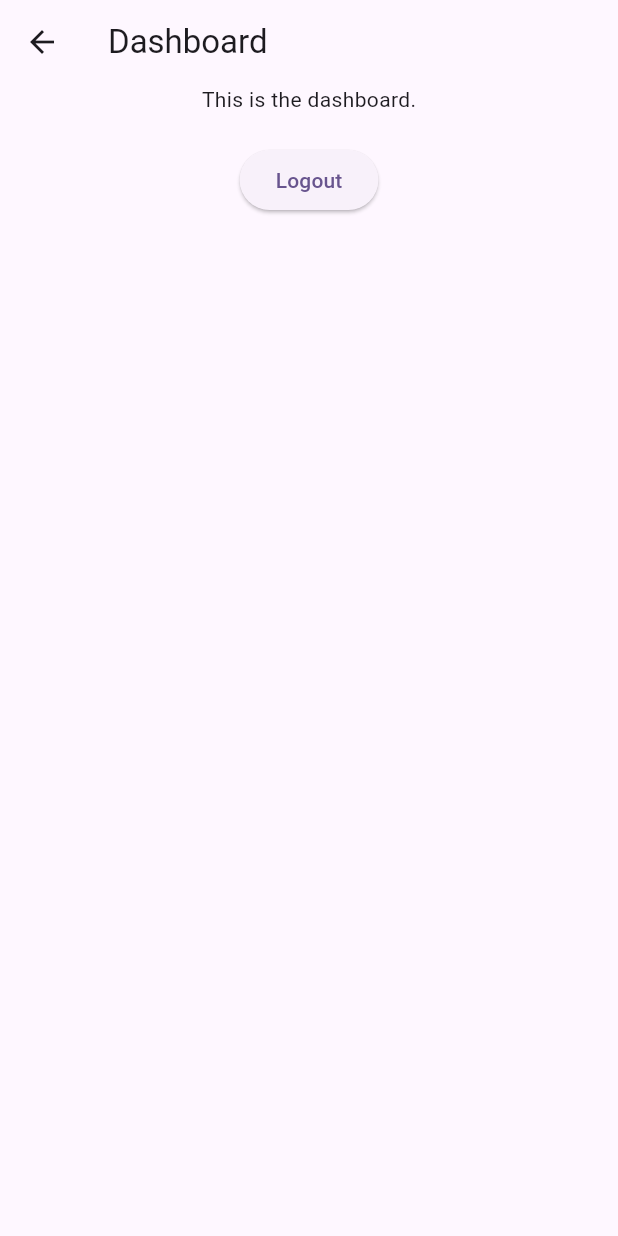
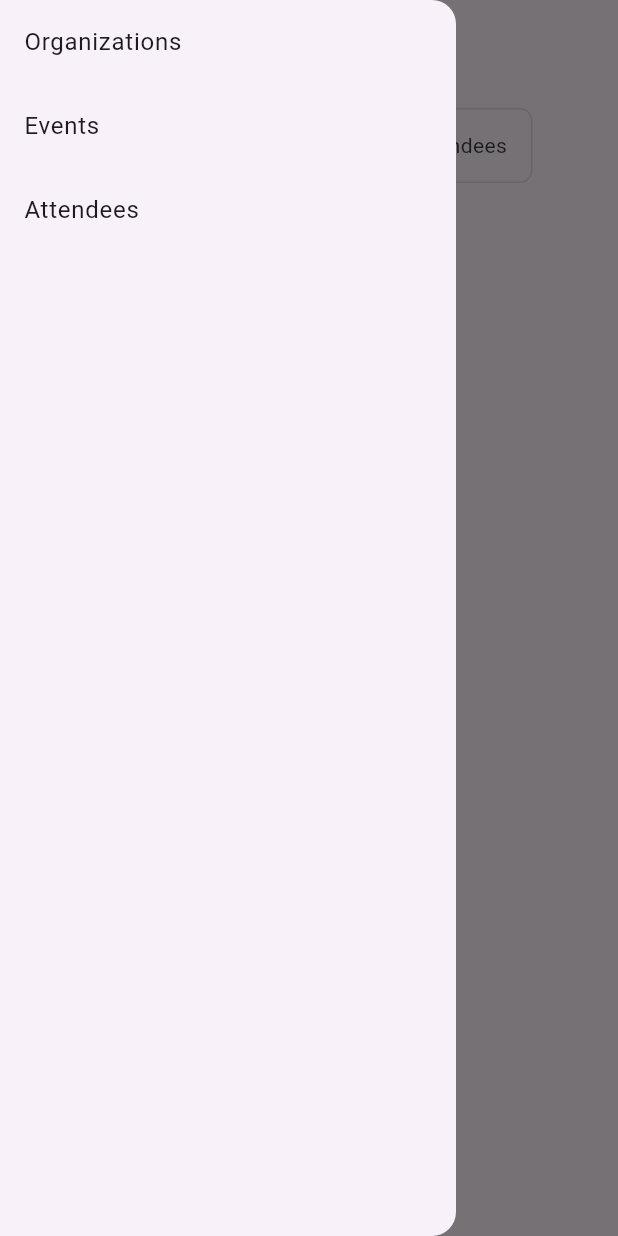
Before and after one commit to roalburo/cse1_univents, a Flutter app: the DashboardScreen screen opened by its route, with the side drawer open (before the commit the screen has no drawer), on a phone screen of 412 x 824 dp. Run offline on Flutter 3.47's test engine with Material 3 defaults, Android fonts, the phone set to English and light mode, and no system bars; our stand-ins replace supabase_flutter; accounts and stored records are empty.

Commit message:
Dashboard db retrieval success

```diff
--- a/lib/src/views/dashboard.dart
+++ b/lib/src/views/dashboard.dart
@@ -1,4 +1,10 @@
+import 'package:cse1_univents/src/models/attendee_model.dart';
+import 'package:cse1_univents/src/models/event_model.dart';
+import 'package:cse1_univents/src/models/organization_model.dart';
 import 'package:cse1_univents/src/views/login.dart';
+import 'package:cse1_univents/src/widgets/attendee_card.dart';
+import 'package:cse1_univents/src/widgets/event_card.dart';
+import 'package:cse1_univents/src/widgets/organization_card.dart';
 import 'package:flutter/material.dart';
 import 'package:supabase_flutter/supabase_flutter.dart';
 
@@ -10,16 +16,160 @@ class DashboardScreen extends StatefulWidget {
 }
 
 class _DashboardScreenState extends State<DashboardScreen> {
+  int selectedIndex = 0;
+  List<Organization> organizations = [];
+  List<Event> events = [];
+  List<Attendee> attendees = [];
+
+  @override
+  void initState() {
+    super.initState();
+    fetchAll();
+  }
+
+  Future<void> fetchAll() async {
+    await fetchOrganizations();
+    await fetchEvents();
+    await fetchAttendees();
+  }
+
+  Future<void> fetchOrganizations() async {
+    final res = await Supabase.instance.client.from('organizations').select();
+    if (mounted) {
+      setState(() {
+        organizations = (res as List).map((m) => Organization.fromMap(m)).toList();
+      });
+    }
+  }
+
+  Future<void> fetchEvents() async {
+    final res = await Supabase.instance.client.from('events').select();
+    if (mounted) {
+      setState(() {
+        events = (res as List).map((m) => Event.fromMap(m)).toList();
+      });
+    }
+  }
+
+  Future<void> fetchAttendees() async {
+    final res = await Supabase.instance.client.from('attendees').select();
+    if (mounted) {
+      setState(() {
+        attendees = (res as List).map((m) => Attendee.fromMap(m)).toList();
+      });
+    }
+  }
+
+  Widget getDataWidget() {
+    if (selectedIndex == 0) {
+      return Expanded(
+        child: GridView.builder(
+          padding: EdgeInsets.all(8),
+          gridDelegate: SliverGridDelegateWithFixedCrossAxisCount(
+            crossAxisCount: 2,
+            crossAxisSpacing: 8,
+            mainAxisSpacing: 8,
+            childAspectRatio: 3 / 4,
+          ),
+          itemCount: organizations.length,
+          itemBuilder: (context, index) {
+            final org = organizations[index];
+            return OrganizationCard(org: org);
+          },
+        ),
+      );
+    } else if (selectedIndex == 1) {
+      return Expanded(
+        child: GridView.builder(
+          padding: EdgeInsets.all(8),
+          gridDelegate: SliverGridDelegateWithFixedCrossAxisCount(
+            crossAxisCount: 2,
+            crossAxisSpacing: 8,
+            mainAxisSpacing: 8,
+            childAspectRatio: 3 / 4,
+          ),
+          itemCount: events.length,
+          itemBuilder: (context, index) {
+            final event = events[index];
+            return EventCard(event: event);
+          },
+        ),
+      );
+    } else {
+      return Expanded(
+        child: GridView.builder(
+          padding: EdgeInsets.all(8),
+          gridDelegate: SliverGridDelegateWithFixedCrossAxisCount(
+            crossAxisCount: 2,
+            crossAxisSpacing: 8,
+            mainAxisSpacing: 8,
+            childAspectRatio: 3 / 4,
+          ),
+          itemCount: attendees.length,
+          itemBuilder: (context, index) {
+            final att = attendees[index];
+            return AttendeeCard(attendee: att);
+          },
+        ),
+      );
+    }
+  }
+
   @override
   Widget build(BuildContext context) {
+    final toggleTitles = ['Organizations', 'Events', 'Attendees'];
+
     return Scaffold(
       appBar: AppBar(
         title: Text('Dashboard'),
       ),
-      body: Center(
+      drawer: Drawer(
+        child: ListView(
+          children: [
+            ListTile(
+              title: Text('Organizations'),
+              onTap: () {
+                Navigator.pushNamed(context, '/orgs');
+              },
+            ),
+            ListTile(
+              title: Text('Events'),
+              onTap: () {
+                Navigator.pushNamed(context, '/events');
+              },
+            ),
+            ListTile(
+              title: Text('Attendees'),
+              onTap: () {
+                Navigator.pushNamed(context, '/attendees');
+              },
+            ),
+          ],
+        )
+      ),
+      body: Padding(
+        padding: EdgeInsets.all(16),
         child: Column(
           children: [
-            Text('This is the dashboard.'),
+            ToggleButtons(
+              borderRadius: BorderRadius.circular(8),
+              isSelected: [
+                selectedIndex == 0,
+                selectedIndex == 1,
+                selectedIndex == 2,
+              ],
+              onPressed: (index) {
+                setState(() {
+                  selectedIndex = index;
+                });
+              },
+              children: toggleTitles.map((title) => Padding(
+                padding: const EdgeInsets.symmetric(horizontal: 16),
+                child: Text(title),
+              )).toList(),
+            ),
+            SizedBox(height: 20,),
+            getDataWidget(),
             SizedBox(height: 20,),
             ElevatedButton(
               onPressed: () async {
--- a/pubspec.yaml
+++ b/pubspec.yaml
@@ -33,6 +33,7 @@ dependencies:
   supabase_flutter: ^2.8.4
   google_sign_in: ^6.3.0
   provider: ^6.1.4
+  intl: ^0.20.2
 
   # The following adds the Cupertino Icons font to your application.
   # Use with the CupertinoIcons class for iOS style icons.
```
Also changed, not shown: lib/src/widgets/attendee_card.dart (added, +34 -0 lines), lib/src/widgets/event_card.dart (added, +52 -0 lines), lib/src/widgets/organization_card.dart (added, +60 -0 lines), pubspec.lock.
